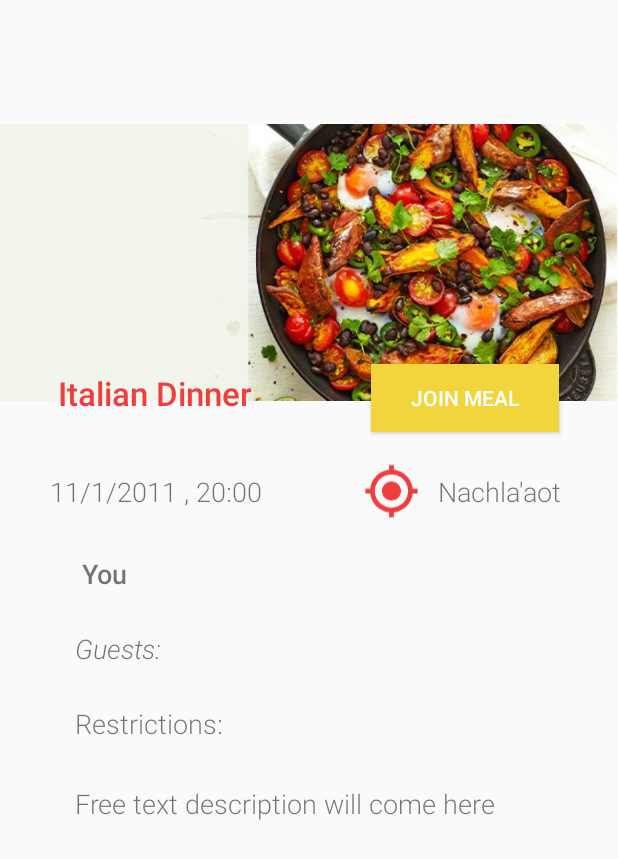
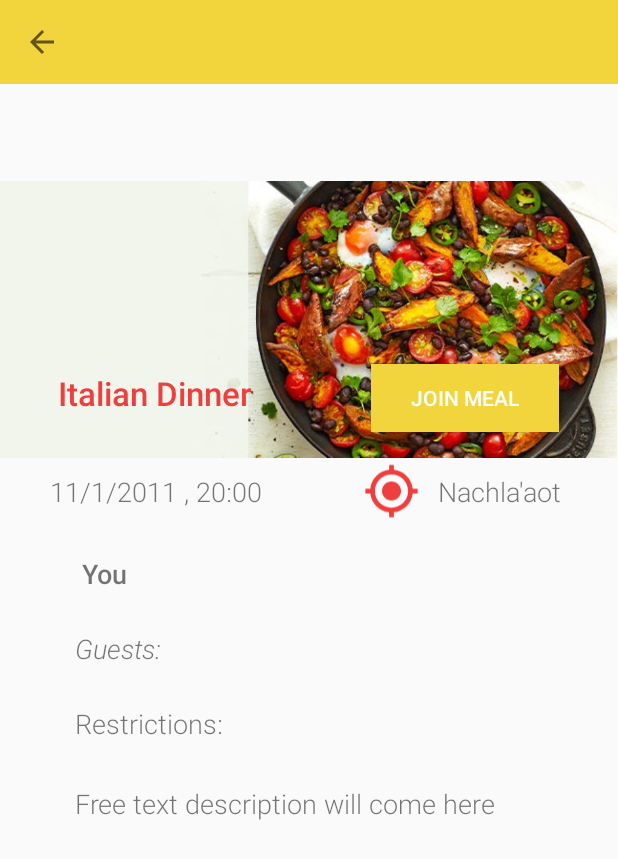
Before and after one commit to liav25/Host-Application, an Android app: the MealActivity screen opened directly, with no data from a screen before it, on a phone screen of 412 x 824 dp. Shown: the top 859 px of the screen. Run offline under Robolectric (Android 15) with nearby library versions, the phone set to English and light mode, and no system bars; our stand-ins replace CircleImageView; 9 statements that could not run were skipped.

Commit message:
changed toolbar color to red

```diff
--- a/Feed_Activity/app/src/main/java/com/example/feed_activity/MainActivity.java
+++ b/Feed_Activity/app/src/main/java/com/example/feed_activity/MainActivity.java
@@ -55,6 +55,7 @@ public class MainActivity extends AppCompatActivity {
         super.onCreate(savedInstanceState);
         setContentView(R.layout.activity_main);
         getWindow().setStatusBarColor(this.getResources().getColor(R.color.colorAccent));
+
 
 
         Toolbar toolbar = findViewById(R.id.toolbar);
--- a/Feed_Activity/app/src/main/java/com/example/feed_activity/MealActivity.java
+++ b/Feed_Activity/app/src/main/java/com/example/feed_activity/MealActivity.java
@@ -26,6 +26,13 @@ public class MealActivity extends AppCompatActivity {
         super.onCreate(savedInstanceState);
         setContentView(R.layout.constraint_meal_page);
 
+
+        Toolbar toolbar = (Toolbar) findViewById(R.id.meal_toolbar);
+        setSupportActionBar(toolbar);
+        toolbar.setBackgroundColor(getResources().getColor(R.color.TextYellow));
+        getSupportActionBar().setDisplayShowTitleEnabled(false);
+        getSupportActionBar().setDisplayHomeAsUpEnabled(true);
+        getSupportActionBar().setDisplayShowHomeEnabled(true);
 
         Bundle b = getIntent().getExtras();
         final int mealId = b.getInt("mealId");
@@ -174,5 +181,12 @@ public class MealActivity extends AppCompatActivity {
         return restri;
     }
 
+    @Override
+    public boolean onSupportNavigateUp() {
+        onBackPressed();
+        return true;
+    }
+
+
 
 }
--- a/Feed_Activity/app/src/main/res/layout-v21/activity_main.xml
+++ b/Feed_Activity/app/src/main/res/layout-v21/activity_main.xml
@@ -14,7 +14,6 @@
         android:id="@+id/appBarLayout"
         android:layout_width="match_parent"
         android:layout_height="wrap_content"
-        android:theme="@style/ThemeOverlay.AppCompat.Dark.ActionBar"
         android:fitsSystemWindows="true"
         >
 
@@ -22,7 +21,7 @@
             android:layout_width="match_parent"
             android:layout_height="200dp"
             app:layout_scrollFlags="scroll|exitUntilCollapsed"
-            app:contentScrim="?attr/colorControlActivated"
+            app:contentScrim="#ef3e3e"
             app:expandedTitleTextAppearance="@color/colorAccent"
             android:fitsSystemWindows="true"
             >
--- a/Feed_Activity/app/src/main/res/layout/constraint_meal_page.xml
+++ b/Feed_Activity/app/src/main/res/layout/constraint_meal_page.xml
@@ -4,24 +4,46 @@
     android:layout_width="match_parent"
     android:layout_height="match_parent">
 
+    <android.support.v7.widget.Toolbar
+        android:id="@+id/meal_toolbar"
+        android:layout_width="match_parent"
+        android:layout_height="wrap_content"
+        android:layout_alignParentTop="true"
+        android:background="@color/TextYellow"
+        android:layout_marginTop="0dp"
+        android:layout_marginBottom="14dp">
+
+    </android.support.v7.widget.Toolbar>
+
     <LinearLayout
         android:layout_width="match_parent"
-        android:layout_height="match_parent">
-    </LinearLayout>
+        android:layout_height="match_parent"
+        android:layout_alignParentTop="true"
+        android:layout_marginTop="0dp"></LinearLayout>
 
     <ImageView
         android:id="@+id/imageView2"
         android:layout_width="413dp"
         android:layout_height="350dp"
+
+        android:layout_alignParentTop="true"
+        android:layout_alignParentEnd="true"
+        android:layout_alignParentRight="true"
+        android:layout_marginTop="70dp"
+        android:layout_marginEnd="0dp"
+        android:layout_marginRight="0dp"
         android:layout_marginBottom="468dp"
         android:src="@drawable/meal" />
+
     <!--TODO: define @string/mealPhoto-->
     <!--TBD: Should we show a photo if we don't support uploads yet?-->
     <!--android:contentDescription="" -->
+
     <LinearLayout
         android:layout_width="match_parent"
         android:layout_height="match_parent"
-        android:layout_marginTop="70dp">
+        android:layout_below="@+id/meal_toolbar"
+        android:layout_marginTop="0dp">
 
         <TextView
             android:id="@+id/textView4"
```
